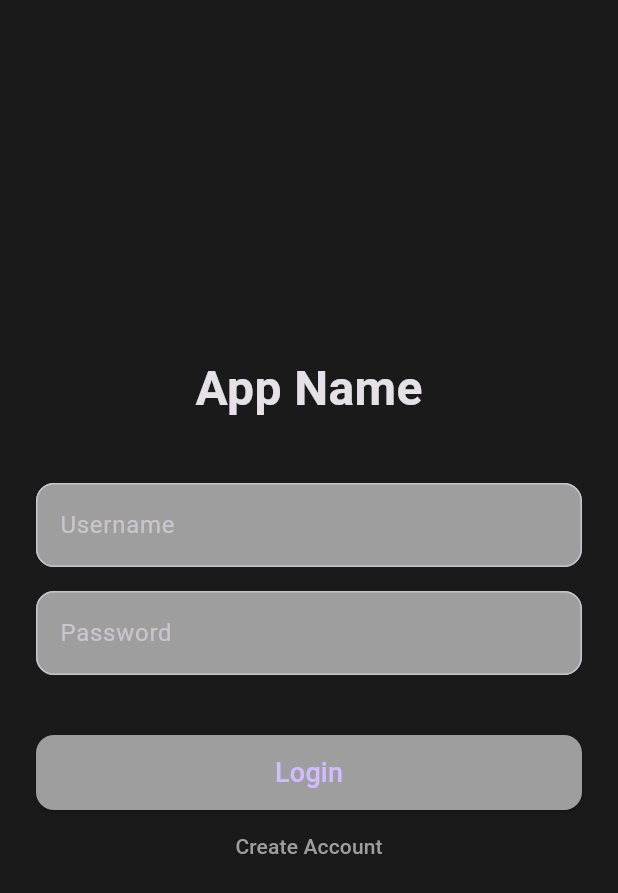
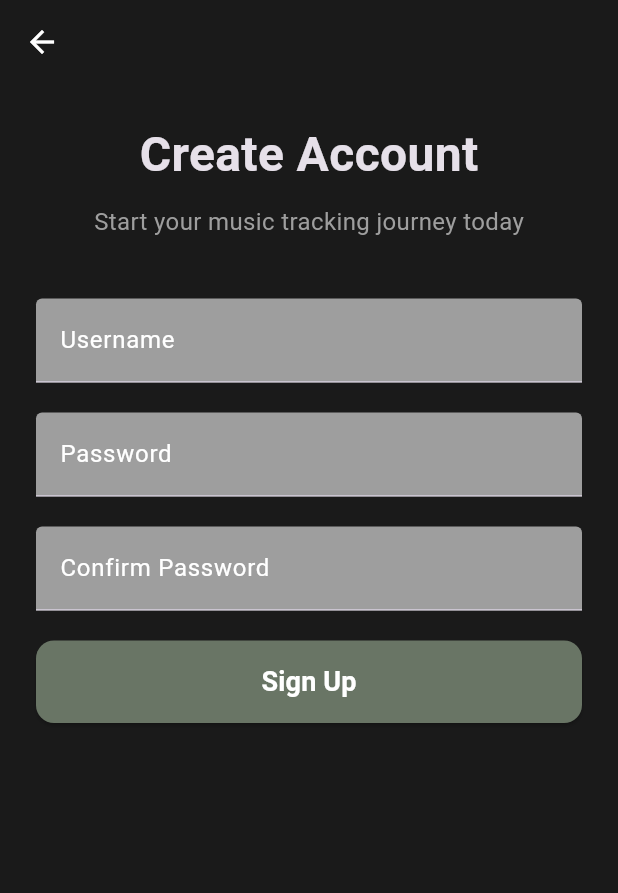
Before and after one commit to mariaR5/music-dashboard, a Flutter app: the screen it shows after launch, after a tap on "Create Account", on a phone screen of 412 x 824 dp. Shown: the top 893 px of the screen. Run offline on Flutter 3.47's test engine with Material 3 defaults, Android fonts, the phone set to English and light mode, and no system bars; our stand-ins replace flutter_dotenv, flutter_secure_storage; missing offline and left inert: flutter_notification_listener.

Commit message:
Create register page for new users

```diff
--- a/lib/pages/login_page.dart
+++ b/lib/pages/login_page.dart
@@ -4,6 +4,7 @@ import 'package:flutter/material.dart';
 import 'package:flutter_dotenv/flutter_dotenv.dart';
 import 'package:http/http.dart' as http;
 import 'package:scrobbler/main.dart';
+import 'package:scrobbler/pages/register_page.dart';
 import 'package:scrobbler/services/auth_service.dart';
 
 class LoginPage extends StatefulWidget {
@@ -123,7 +124,12 @@ class _LoginPageState extends State<LoginPage> {
               ),
             ),
             TextButton(
-              onPressed: () {},
+              onPressed: () {
+                Navigator.push(
+                  context,
+                  MaterialPageRoute(builder: (context) => const RegisterPage()),
+                );
+              },
               child: const Text(
                 'Create Account',
                 style: TextStyle(color: Colors.grey),
--- /dev/null
+++ b/lib/pages/register_page.dart
@@ -0,0 +1,191 @@
+import 'dart:convert';
+
+import 'package:flutter/material.dart';
+import 'package:flutter_dotenv/flutter_dotenv.dart';
+import 'package:http/http.dart' as http;
+
+class RegisterPage extends StatefulWidget {
+  const RegisterPage({super.key});
+
+  @override
+  State<RegisterPage> createState() => _RegisterPageState();
+}
+
+class _RegisterPageState extends State<RegisterPage> {
+  final TextEditingController _usernameController = TextEditingController();
+  final TextEditingController _passwordController = TextEditingController();
+  final TextEditingController _confirmController = TextEditingController();
+
+  bool _isLoading = false;
+  String? _errorMessage;
+
+  Future<void> _register() async {
+    if (_usernameController.text.isEmpty || _passwordController.text.isEmpty) {
+      setState(() {
+        _errorMessage = 'Please fill in all the fields';
+      });
+      return;
+    }
+
+    if (_passwordController.text != _confirmController.text) {
+      setState(() {
+        _errorMessage = 'Passwords do not match';
+      });
+      return;
+    }
+
+    setState(() {
+      _isLoading = true;
+      _errorMessage = null;
+    });
+
+    final String baseUrl = dotenv.env['API_BASE_URL']!;
+
+    try {
+      final response = await http.post(
+        Uri.parse('$baseUrl/register'),
+        headers: {'Content-Type': 'application/json'},
+        body: jsonEncode({
+          'username': _usernameController.text,
+          'password': _passwordController.text,
+        }),
+      );
+
+      if (response.statusCode == 200) {
+        if (mounted) {
+          ScaffoldMessenger.of(context).showSnackBar(
+            const SnackBar(
+              content: Text('Account created! Please login'),
+              backgroundColor: Colors.grey,
+            ),
+          );
+          Navigator.pop(context);
+        }
+      } else {
+        final errorData = jsonDecode(response.body);
+        setState(() {
+          _errorMessage = errorData['detail'] ?? 'Registration Failed';
+        });
+      }
+    } catch (e) {
+      setState(() {
+        _errorMessage = 'Connection error: $e';
+      });
+    } finally {
+      setState(() {
+        _isLoading = false;
+      });
+    }
+  }
+
+  @override
+  Widget build(BuildContext context) {
+    return Scaffold(
+      backgroundColor: const Color(0xFF1A1A1A),
+      appBar: AppBar(
+        backgroundColor: Colors.transparent,
+        leading: IconButton(
+          onPressed: () => Navigator.pop(context),
+          icon: Icon(Icons.arrow_back, color: Colors.white),
+        ),
+      ),
+      body: SingleChildScrollView(
+        child: Padding(
+          padding: const EdgeInsets.all(24),
+          child: Column(
+            mainAxisAlignment: MainAxisAlignment.center,
+            children: [
+              const Text(
+                'Create Account',
+                style: TextStyle(fontSize: 32, fontWeight: FontWeight.bold),
+              ),
+              const SizedBox(height: 10),
+              const Text(
+                'Start your music tracking journey today',
+                style: TextStyle(color: Colors.grey, fontSize: 16),
+              ),
+              const SizedBox(height: 40),
+
+              // Username
+              TextField(
+                controller: _usernameController,
+                decoration: InputDecoration(
+                  labelText: 'Username',
+                  labelStyle: const TextStyle(color: Colors.white),
+                  filled: true,
+                  fillColor: Colors.grey,
+                ),
+              ),
+              const SizedBox(height: 20),
+
+              // Password
+              TextField(
+                controller: _passwordController,
+                obscureText: true,
+                decoration: InputDecoration(
+                  labelText: 'Password',
+                  labelStyle: const TextStyle(color: Colors.white),
+                  filled: true,
+                  fillColor: Colors.grey,
+                ),
+              ),
+              const SizedBox(height: 20),
+
+              // Confirm password
+              TextField(
+                controller: _confirmController,
+                obscureText: true,
+                decoration: InputDecoration(
+                  labelText: 'Confirm Password',
+                  labelStyle: const TextStyle(color: Colors.white),
+                  filled: true,
+                  fillColor: Colors.grey,
+                ),
+              ),
+              const SizedBox(height: 20),
+
+              // Error message
+              if (_errorMessage != null)
+                Padding(
+                  padding: const EdgeInsets.only(bottom: 16),
+                  child: Text(
+                    _errorMessage!,
+                    style: TextStyle(color: Colors.red),
+                  ),
+                ),
+
+              // Register button
+              SizedBox(
+                width: double.infinity,
+                height: 55,
+                child: ElevatedButton(
+                  onPressed: _isLoading ? null : _register,
+                  style: ElevatedButton.styleFrom(
+                    backgroundColor: const Color(0xFF697565),
+                    shape: RoundedRectangleBorder(
+                      borderRadius: BorderRadiusGeometry.circular(12),
+                    ),
+                  ),
+                  child: _isLoading
+                      ? const SizedBox(
+                          height: 24,
+                          width: 24,
+                          child: CircularProgressIndicator(),
+                        )
+                      : const Text(
+                          'Sign Up',
+                          style: TextStyle(
+                            color: Colors.white,
+                            fontSize: 18,
+                            fontWeight: FontWeight.bold,
+                          ),
+                        ),
+                ),
+              ),
+            ],
+          ),
+        ),
+      ),
+    );
+  }
+}
```
